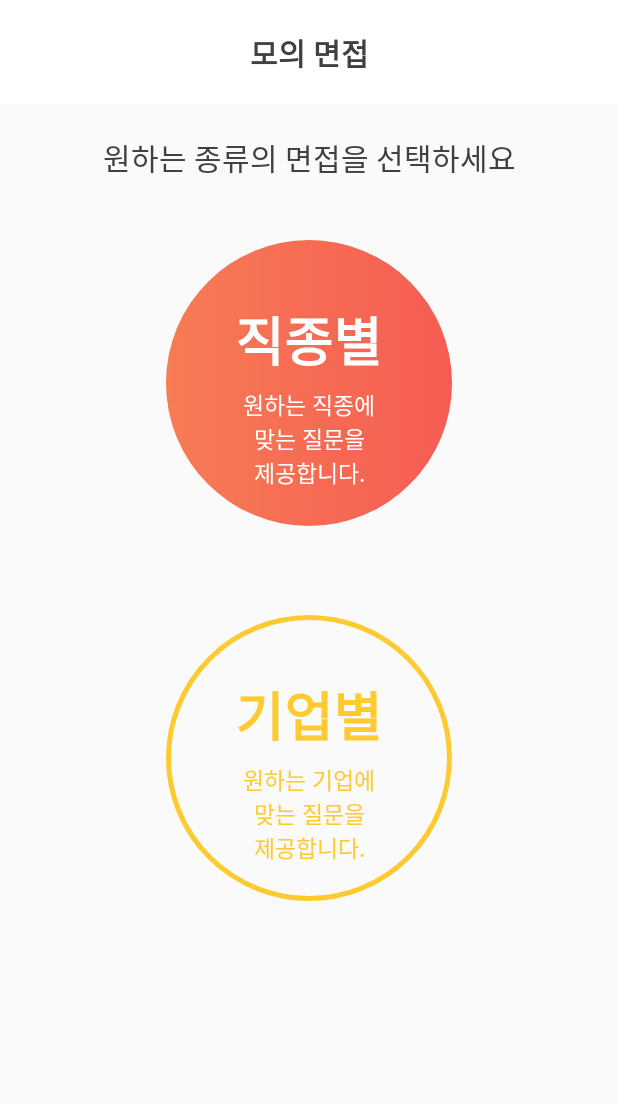
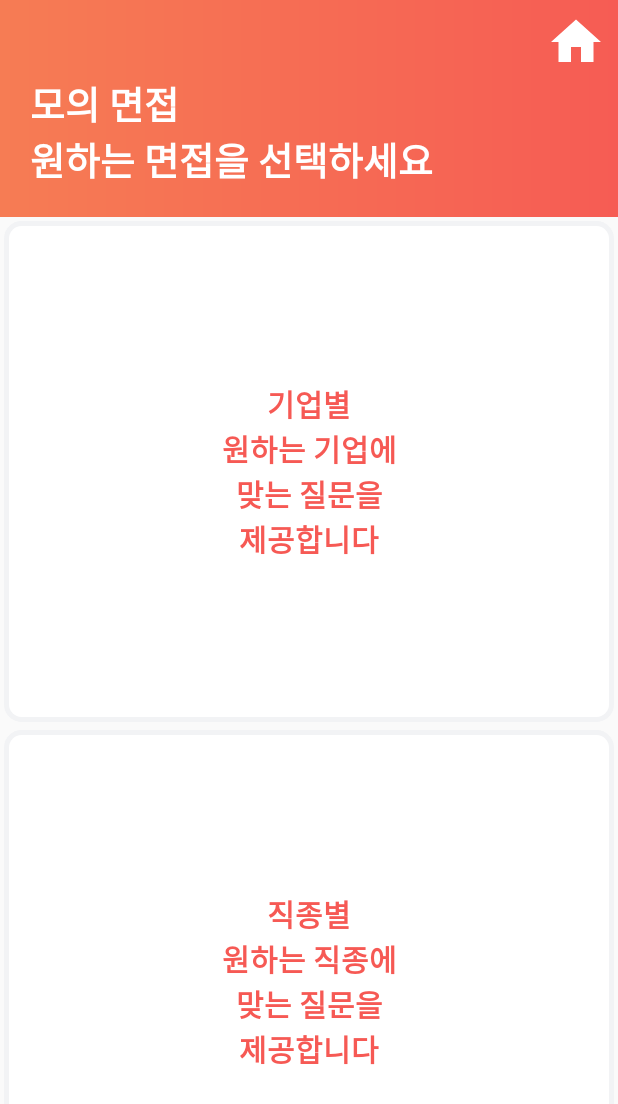
Before and after one commit to soyeon207/interview, an Android app: the MockInterview screen opened directly, with no data from a screen before it, on a phone screen of 412 x 824 dp. Shown: the top 1104 px of the screen. Run offline under Robolectric (Android 15) with nearby library versions, the phone set to English and light mode, and no system bars.

Commit message:
entire front modify

```diff
--- a/app/src/main/java/s2017s06/kr/hs/mirim/interview/MockInterview.java
+++ b/app/src/main/java/s2017s06/kr/hs/mirim/interview/MockInterview.java
@@ -1,10 +1,12 @@
 package s2017s06.kr.hs.mirim.interview;
 
 import android.content.Intent;
+import android.support.v4.view.ViewPager;
 import android.support.v7.app.AppCompatActivity;
 import android.os.Bundle;
 import android.view.View;
 import android.widget.ImageView;
+import android.widget.LinearLayout;
 import android.widget.RelativeLayout;
 
 public class MockInterview extends AppCompatActivity {
@@ -14,6 +16,16 @@ public class MockInterview extends AppCompatActivity {
     protected void onCreate(Bundle savedInstanceState) {
         super.onCreate(savedInstanceState);
         setContentView(R.layout.activity_mock_interview);
+
+       /* ViewPager viewPager = (ViewPager) findViewById(R.id.viewPager);
+
+        CardFragmentPagerAdapter pagerAdapter = new CardFragmentPagerAdapter(getSupportFragmentManager(), 2);
+        ShadowTransformer fragmentCardShadowTransformer = new ShadowTransformer(viewPager, pagerAdapter);
+        fragmentCardShadowTransformer.enableScaling(true);
+
+        viewPager.setAdapter(pagerAdapter);
+        viewPager.setPageTransformer(false, fragmentCardShadowTransformer);
+        viewPager.setOffscreenPageLimit(3);*/
 
         Intent intent = getIntent();
         id = intent.getStringExtra("id");
@@ -31,7 +43,7 @@ public class MockInterview extends AppCompatActivity {
             }
         });
 
-        RelativeLayout type = findViewById(R.id.type);
+        LinearLayout type = findViewById(R.id.type);
         type.setOnClickListener(new View.OnClickListener() {
             @Override
             public void onClick(View v) {
@@ -44,7 +56,7 @@ public class MockInterview extends AppCompatActivity {
             }
         });
 
-        RelativeLayout company = findViewById(R.id.company);
+        LinearLayout company = findViewById(R.id.company);
         company.setOnClickListener(new View.OnClickListener() {
             @Override
             public void onClick(View v) {
--- a/app/src/main/res/drawable/add.xml
+++ b/app/src/main/res/drawable/add.xml
@@ -1,4 +1,4 @@
-<vector android:height="24dp" android:tint="#FDCB31"
+<vector android:height="24dp" android:tint="@color/m"
     android:viewportHeight="24.0" android:viewportWidth="24.0"
     android:width="24dp" xmlns:android="http://schemas.android.com/apk/res/android">
     <path android:fillColor="#FF000000" android:pathData="M19,13h-6v6h-2v-6H5v-2h6V5h2v6h6v2z"/>
--- a/app/src/main/res/drawable/circle_nocolor.xml
+++ b/app/src/main/res/drawable/circle_nocolor.xml
@@ -7,7 +7,7 @@ s
         android:right="5dp"
         android:top="5dp">
         <shape android:shape="oval" >
-            <stroke android:width="3dp" android:color="#FDCB31" />
+            <stroke android:width="3dp" android:color="@color/m" />
         </shape>
     </item>
 
--- a/app/src/main/res/layout/activity_login.xml
+++ b/app/src/main/res/layout/activity_login.xml
@@ -82,7 +82,7 @@
         android:layout_marginTop="35dp"
         android:text="LOG IN"
         android:textStyle="bold"
-        android:textColor="#404040"
+        android:textColor="#FFFFFF"
         android:textSize="20dp"
         android:background="@drawable/button"
         android:padding="13dp"
--- a/app/src/main/res/layout/activity_mock_interview.xml
+++ b/app/src/main/res/layout/activity_mock_interview.xml
@@ -12,23 +12,24 @@
         android:layout_height="wrap_content">
 
         <TextView
-            android:id="@+id/top_text"
+            android:id="@+id/interview"
             android:layout_width="match_parent"
             android:layout_height="wrap_content"
-            android:background="#ffffff"
-            android:padding="20dp"
-            android:text="모의 면접"
-            android:textAlignment="center"
-            android:textColor="@color/main"
-            android:textSize="20dp"
-            android:textStyle="bold" />
+            android:background="@drawable/gradient"
+            android:paddingTop="50dp"
+            android:paddingLeft="20dp"
+            android:paddingBottom="20dp"
+            android:text="모의 면접\n원하는 면접을 선택하세요"
+            android:textColor="#ffffff"
+            android:textSize="25dp"
+            android:textStyle="bold"  />
 
         <ImageView
             android:id="@+id/free_home"
             android:layout_width="40dp"
             android:layout_height="40dp"
-            android:layout_alignParentLeft="true"
-            android:layout_marginLeft="8dp"
+            android:layout_alignParentRight="true"
+            android:layout_marginRight="8dp"
             android:layout_marginTop="8dp"
             android:background="@drawable/home_icon" />
 
@@ -37,84 +38,61 @@
         <LinearLayout
             android:layout_width="match_parent"
             android:layout_height="match_parent"
+            android:layout_gravity="center"
+            android:gravity="center"
             android:orientation="vertical">
 
-            <TextView
+            <LinearLayout
+                android:id="@+id/type"
                 android:layout_width="match_parent"
                 android:layout_height="wrap_content"
-                android:text="원하는 종류의 면접을 선택하세요"
-                android:textColor="#404040"
-                android:gravity="center"
-                android:textSize="20dp"
-                android:layout_marginTop="20dp"
-                android:layout_marginBottom="35dp"
-                />
-            <RelativeLayout
-                android:gravity="center"
-                android:id="@+id/type"
-                android:layout_width="200dp"
-                android:layout_height="200dp"
+                android:background="@drawable/btn"
+                android:layout_weight="1"
+                >
+                <TextView
+                    android:textStyle="bold"
+                    android:textColor="@color/m"
+                    android:textAlignment="center"
+                    android:textSize="20dp"
+                    android:layout_gravity="center"
+                    android:layout_width="match_parent"
+                    android:layout_height="wrap_content"
+                    android:text="기업별\n원하는 기업에\n맞는 질문을\n제공합니다"
+                    />
+
+            </LinearLayout>
+            <LinearLayout
+                android:id="@+id/company"
+                android:layout_width="match_parent"
+                android:layout_height="wrap_content"
+                android:background="@drawable/btn"
+                android:layout_weight="1"
+                >
+                <TextView
+                    android:layout_gravity="center"
+                    android:textSize="20dp"
+                    android:textStyle="bold"
+                    android:textColor="@color/m"
+                    android:textAlignment="center"
+                    android:layout_width="match_parent"
+                    android:layout_height="wrap_content"
+                    android:text="직종별\n원하는 직종에\n맞는 질문을\n제공합니다"
+                    />
+            </LinearLayout>
+            <!--<android.support.v4.view.ViewPager
+                android:id="@+id/viewPager"
+                android:layout_width="match_parent"
+                android:layout_height="330dp"
                 android:layout_gravity="center"
-                android:background="@drawable/circle_color">
+                android:clipToPadding="false"
+                android:overScrollMode="never"
 
-
-                <TextView
-                    android:id="@+id/mock_text"
-                    android:layout_width="wrap_content"
-                    android:layout_height="wrap_content"
-                    android:layout_centerHorizontal="true"
-                    android:layout_marginTop="15dp"
-                    android:text="직종별"
-                    android:textStyle="bold"
-                    android:textColor="#ffffff"
-                    android:textSize="35dp" />
-
-                <TextView
-                    android:layout_width="wrap_content"
-                    android:layout_height="wrap_content"
-                    android:layout_below="@+id/mock_text"
-                    android:layout_centerHorizontal="true"
-                    android:layout_marginTop="5dp"
-                    android:textAlignment="center"
-                    android:text="원하는 직종에\n맞는 질문을\n제공합니다."
-                    android:textColor="#FFFFFF"
-                    android:textSize="15dp" />
-
-            </RelativeLayout>
-
-            <RelativeLayout
-                android:id="@+id/company"
-                android:layout_width="200dp"
-                android:layout_height="200dp"
-                android:gravity="center"
-                android:layout_gravity="center"
-                android:layout_marginTop="50dp"
-                android:background="@drawable/circle_nocolor">
-
-
-                <TextView
-                    android:id="@+id/free_text"
-                    android:layout_width="wrap_content"
-                    android:layout_height="wrap_content"
-                    android:layout_centerHorizontal="true"
-                    android:layout_marginTop="15dp"
-                    android:text="기업별"
-                    android:textColor="#FDCB31"
-                    android:textStyle="bold"
-                    android:textSize="35dp" />
-
-                <TextView
-                    android:layout_width="wrap_content"
-                    android:layout_height="wrap_content"
-                    android:layout_below="@+id/free_text"
-                    android:layout_centerHorizontal="true"
-                    android:layout_marginTop="5dp"
-                    android:textAlignment="center"
-                    android:text="원하는 기업에\n맞는 질문을\n제공합니다."
-                    android:textColor="#FDCB31"
-                    android:textSize="15dp" />
-
-            </RelativeLayout>
+                android:paddingBottom="30dp"
+                android:paddingEnd="@dimen/card_padding"
+                android:paddingLeft="@dimen/card_padding"
+                android:paddingRight="@dimen/card_padding"
+                android:paddingStart="@dimen/card_padding"
+                tools:ignore="MissingConstraints" />-->
 
         </LinearLayout>
 
--- a/app/src/main/res/layout/activity_post.xml
+++ b/app/src/main/res/layout/activity_post.xml
@@ -14,12 +14,12 @@
         <TextView
             android:layout_width="match_parent"
             android:layout_height="wrap_content"
-            android:background="#ffffff"
+            android:background="@drawable/gradient"
             android:padding="20dp"
             android:text="커뮤니티"
             android:textAlignment="center"
-            android:textColor="@color/main"
-            android:textSize="20dp"
+            android:textColor="@color/white"
+            android:textSize="17dp"
             android:textStyle="bold"
             />
 
--- a/app/src/main/res/layout/activity_write.xml
+++ b/app/src/main/res/layout/activity_write.xml
@@ -12,12 +12,12 @@
         <TextView
             android:layout_width="match_parent"
             android:layout_height="wrap_content"
-            android:background="#ffffff"
+            android:background="@drawable/gradient"
             android:padding="20dp"
             android:text="글쓰기"
             android:textAlignment="center"
-            android:textColor="@color/main"
-            android:textSize="20dp"
+            android:textColor="@color/white"
+            android:textSize="17dp"
             android:textStyle="bold"
             />
 
```
Also changed, not shown: app/src/main/java/s2017s06/kr/hs/mirim/interview/CardFragment.java (+8 -2 lines), app/src/main/res/layout/activity_mock_select.xml (+11 -10 lines), app/src/main/res/layout/activity_mock_type.xml (+6 -5 lines), app/src/main/res/layout/activity_start.xml (+15 -99 lines), app/src/main/res/layout/item_viewpager.xml (+6 -1 lines).
